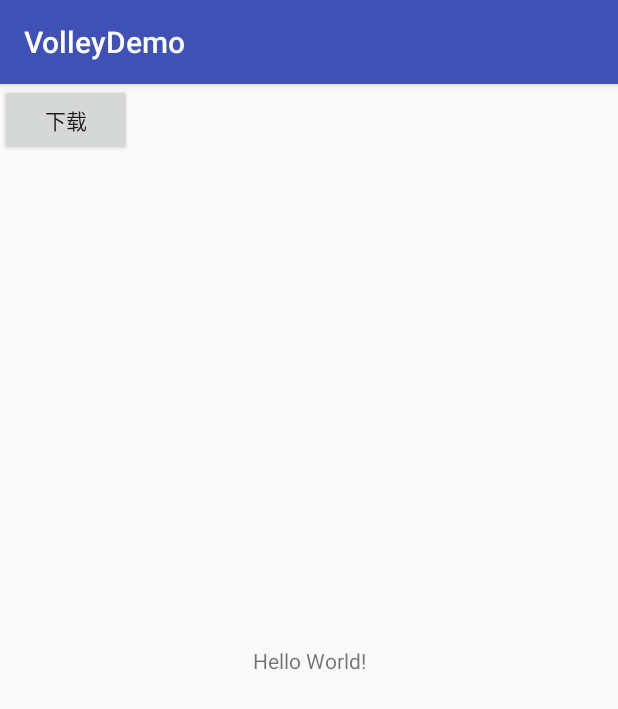
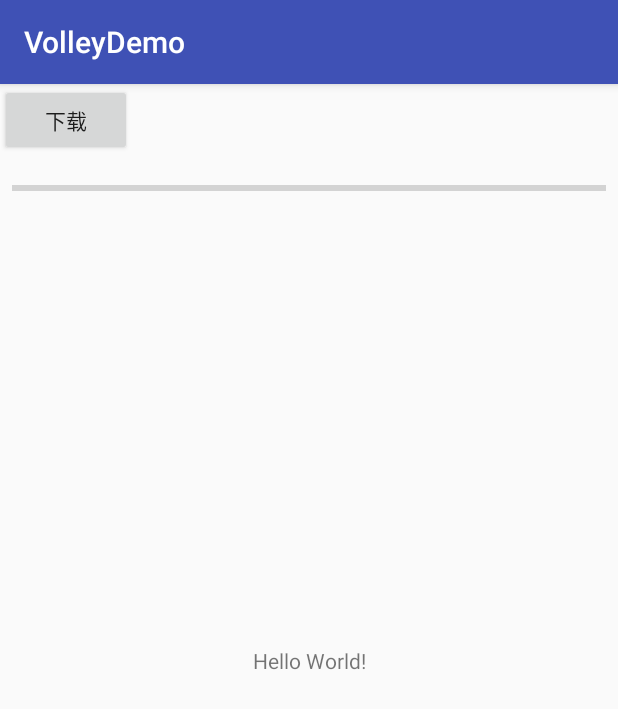
Before and after one commit to chenguo4930/VolleyDemo, an Android app: the screen it shows after launch (MainActivity), after a tap on "下载", on a phone screen of 412 x 824 dp. Shown: the top 709 px of the screen. Run offline under Robolectric (Android 15) with nearby library versions, the phone set to English and light mode, and no system bars; libraries missing offline, so code that uses them is left out: com.apkfuns.logutils; 1 statement that could not run was skipped.

Commit message:
完善了下载更新，暂停，继续等操作

```diff
--- a/app/src/main/java/com/example/cheng/volleydemo/MainActivity.java
+++ b/app/src/main/java/com/example/cheng/volleydemo/MainActivity.java
@@ -3,42 +3,80 @@ package com.example.cheng.volleydemo;
 import android.os.Bundle;
 import android.support.v7.app.AppCompatActivity;
 import android.view.View;
+import android.widget.ProgressBar;
 
-import com.apkfuns.logutils.LogUtils;
-import com.example.cheng.volleydemo.http.HttpMethod;
-import com.example.cheng.volleydemo.http.Volley;
-import com.example.cheng.volleydemo.http.interfaces.IDataListener;
+import com.example.cheng.volleydemo.http.download.DownFileManager;
+import com.example.cheng.volleydemo.http.download.enums.DownloadStatus;
+import com.example.cheng.volleydemo.http.download.interfaces.IDownloadCallable;
 
 public class MainActivity extends AppCompatActivity {
     public static final String url = "http://192.168.100.24:8080/UserRecord/LoginServlet";
     public static final String url2 = "http://tt.iqtogether.com/qxueyou/sys/login/loginNew/13650566650?password=123456";
     private static final String TAG = "seven";
 
+    private ProgressBar mProgressBar;
     @Override
     protected void onCreate(Bundle savedInstanceState) {
         super.onCreate(savedInstanceState);
         setContentView(R.layout.activity_main);
+        mProgressBar = (ProgressBar) findViewById(R.id.progressBar);
     }
 
     public void login(View view) {
-        User user = new User();
-        user.setName("13650566650");
-        user.setPassword("123456");
-        for (int i = 0; i < 5; i++) {
-            Volley.sendRequest(null, url2, HttpMethod.GET, LoginRespense.class, new IDataListener<LoginRespense>() {
-                @Override
-                public void onSuccess(LoginRespense loginRespense) {
-                    LogUtils.e(loginRespense);
-                }
+//        User user = new User();
+//        user.setName("13650566650");
+//        user.setPassword("123456");
+//        for (int i = 0; i < 5; i++) {
+//            Volley.sendRequest(url2,LoginRespense.class, new IDataListener<LoginRespense>() {
+//                @Override
+//                public void onSuccess(LoginRespense loginRespense) {
+//                    LogUtils.e(loginRespense);
+//                }
+//
+//                @Override
+//                public void onFail() {
+//
+//                }
+//            });
+//        }
 
-                @Override
-                public void onFail() {
+        DownFileManager downFileService = new DownFileManager();
+        downFileService.download("http://gdown.baidu.com/data/wisegame/8be18d2c0dc8a9c9/WPSOffice_177.apk");
+        downFileService.setDownCallable(new IDownloadCallable() {
+            @Override
+            public void onDownloadInfoAdd(int downloadId) {
 
-                }
-            });
-        }
+            }
 
-//        DownFileManager downFileService = new DownFileManager();
-//        downFileService.download("http://gdown.baidu.com/data/wisegame/8be18d2c0dc8a9c9/WPSOffice_177.apk");
+            @Override
+            public void onDownloadInfoRemove(int downloadId) {
+
+            }
+
+            @Override
+            public void onDownloadStatusChanged(int downloadId, DownloadStatus status) {
+
+            }
+
+            @Override
+            public void onTotalLengthReceived(int downloadId, long totalLength) {
+
+            }
+
+            @Override
+            public void onCurrentSizeChanged(int downloadId, double downloadpercent, long speed) {
+                mProgressBar.setProgress((int) downloadpercent);
+            }
+
+            @Override
+            public void onDownloadSuccess(int downloadId) {
+
+            }
+
+            @Override
+            public void onDownloadError(int downloadId, int errorCode, String errorMsg) {
+
+            }
+        });
     }
 }
--- a/app/src/main/java/com/example/cheng/volleydemo/db/BaseDao.java
+++ b/app/src/main/java/com/example/cheng/volleydemo/db/BaseDao.java
@@ -116,7 +116,7 @@ public abstract class BaseDao<T> implements IBaseDao<T> {
                             field.set(item, cursor.getDouble(columnIndex));
                         } else if (type == Integer.class) {
                             int value = cursor.getInt(columnIndex);
-                            Log.i("dongnao", "value=" + value);
+                            Log.i("chengguo", "数据库value=" + value);
                             field.set(item, cursor.getInt(columnIndex));
                         } else if (type == Long.class) {
                             field.set(item, cursor.getLong(columnIndex));
--- a/app/src/main/java/com/example/cheng/volleydemo/http/download/FileDownHttpService.java
+++ b/app/src/main/java/com/example/cheng/volleydemo/http/download/FileDownHttpService.java
@@ -36,7 +36,9 @@ import static java.util.Collections.synchronizedMap;
 public class FileDownHttpService implements IHttpService {
     private static final String TAG = "FileDownHttpService";
 
-    //请求头参数信息
+    /**
+     * 即将添加到请求头的信息
+     */
     private Map<String, String> headerMap = synchronizedMap(new HashMap<String, String>());
     /**
      * 含有请求处理的接口
--- a/app/src/main/java/com/example/cheng/volleydemo/http/download/dao/DownloadDao.java
+++ b/app/src/main/java/com/example/cheng/volleydemo/http/download/dao/DownloadDao.java
@@ -36,7 +36,22 @@ public class DownloadDao extends BaseDao<DownloadItemInfo> {
 
     @Override
     public String createTable() {
-        return "create table if not exists  t_downloadInfo(" + "id Integer primary key, " + "url TEXT not null," + "filePath TEXT not null, " + "displayName TEXT, " + "status Integer, " + "totalLen Long, " + "currentLen Long," + "startTime TEXT," + "finishTime TEXT," + "userId TEXT, " + "httpTaskType TEXT," + "priority  Integer," + "stopMode Integer," + "downloadMaxSizeKey TEXT," + "unique(filePath))";
+        return "create table if not exists  t_downloadInfo(" +
+                "id Integer primary key, " +
+                "url TEXT not null," +
+                "filePath TEXT not null, " +
+                "displayName TEXT, " +
+                "status Integer, " +
+                "totalLen Long, " +
+                "currentLen Long," +
+                "startTime TEXT," +
+                "finishTime TEXT," +
+                "userId TEXT, " +
+                "httpTaskType TEXT," +
+                "priority  Integer," +
+                "stopMode Integer," +
+                "downloadMaxSizeKey TEXT," +
+                "unique(filePath))";
     }
 
     @Override
@@ -55,7 +70,7 @@ public class DownloadDao extends BaseDao<DownloadItemInfo> {
         int maxId = 0;
         String sql = "select max(id)  from " + getTableName();
         synchronized (DownloadDao.class) {
-            Cursor cursor = this.sqLiteDatabase.rawQuery(sql, null);
+            Cursor cursor = sqLiteDatabase.rawQuery(sql, null);
             if (cursor.moveToNext()) {
                 String[] colmName = cursor.getColumnNames();
                 int index = cursor.getColumnIndex("max(id)");
@@ -97,7 +112,6 @@ public class DownloadDao extends BaseDao<DownloadItemInfo> {
             }
             return null;
         }
-
     }
 
     /**
@@ -115,7 +129,6 @@ public class DownloadDao extends BaseDao<DownloadItemInfo> {
             List<DownloadItemInfo> resultList = super.query(where);
             return resultList;
         }
-
     }
 
     /**
@@ -128,7 +141,7 @@ public class DownloadDao extends BaseDao<DownloadItemInfo> {
      *                    TODO
      * @return 下载id
      */
-    public DownloadItemInfo addRecord(String url, String filePath, String displayName, int priority) {
+    public int addRecord(String url, String filePath, String displayName, int priority) {
         synchronized (DownloadDao.class) {
             DownloadItemInfo existDownloadInfo = findRecord(url, filePath);
             if (existDownloadInfo == null) {
@@ -146,9 +159,9 @@ public class DownloadDao extends BaseDao<DownloadItemInfo> {
                 record.setPriority(priority);
                 super.insert(record);
                 downloadItemInfoList.add(record);
-                return record;
+                return record.getId();
             }
-            return null;
+            return -1;
         }
     }
 
@@ -180,7 +193,7 @@ public class DownloadDao extends BaseDao<DownloadItemInfo> {
     }
 
     /**
-     * 根据下载地址和下载文件路径查找下载记录
+     * 根据下载文件路径查找下载记录
      * <p>
      * 下载地址
      *
@@ -217,7 +230,6 @@ public class DownloadDao extends BaseDao<DownloadItemInfo> {
             }
             return null;
         }
-
     }
 
     /**
--- a/app/src/main/res/layout/activity_main.xml
+++ b/app/src/main/res/layout/activity_main.xml
@@ -13,12 +13,40 @@
         app:layout_constraintBottom_toBottomOf="parent"
         app:layout_constraintLeft_toLeftOf="parent"
         app:layout_constraintRight_toRightOf="parent"
-        app:layout_constraintTop_toTopOf="parent" />
+        app:layout_constraintTop_toTopOf="parent"
+        tools:layout_constraintTop_creator="1"
+        tools:layout_constraintRight_creator="1"
+        tools:layout_constraintBottom_creator="1"
+        tools:layout_constraintLeft_creator="1" />
 
 
     <Button
         android:layout_width="wrap_content"
         android:layout_height="wrap_content"
         android:onClick="login"
-        android:text="下载"/>
+        android:text="下载"
+        tools:layout_constraintTop_creator="1"
+        tools:layout_constraintLeft_creator="1"
+        app:layout_constraintLeft_toLeftOf="parent"
+        app:layout_constraintTop_toTopOf="parent"
+        android:id="@+id/button" />
+
+    <ProgressBar
+        android:id="@+id/progressBar"
+        style="?android:attr/progressBarStyleHorizontal"
+        android:layout_width="match_parent"
+        android:layout_height="wrap_content"
+        android:layout_marginEnd="8dp"
+        android:layout_marginLeft="8dp"
+        android:layout_marginRight="8dp"
+        android:layout_marginStart="8dp"
+        android:layout_marginTop="13dp"
+        android:max="100"
+        app:layout_constraintHorizontal_bias="0.0"
+        app:layout_constraintLeft_toLeftOf="parent"
+        app:layout_constraintRight_toRightOf="parent"
+        app:layout_constraintTop_toBottomOf="@+id/button"
+        tools:layout_constraintLeft_creator="1"
+        tools:layout_constraintRight_creator="1"
+        tools:layout_constraintTop_creator="1" />
 </android.support.constraint.ConstraintLayout>
```
Also changed, not shown: app/src/main/java/com/example/cheng/volleydemo/http/Volley.java (+23 -1 lines), app/src/main/java/com/example/cheng/volleydemo/http/download/DownFileManager.java (+77 -34 lines).
